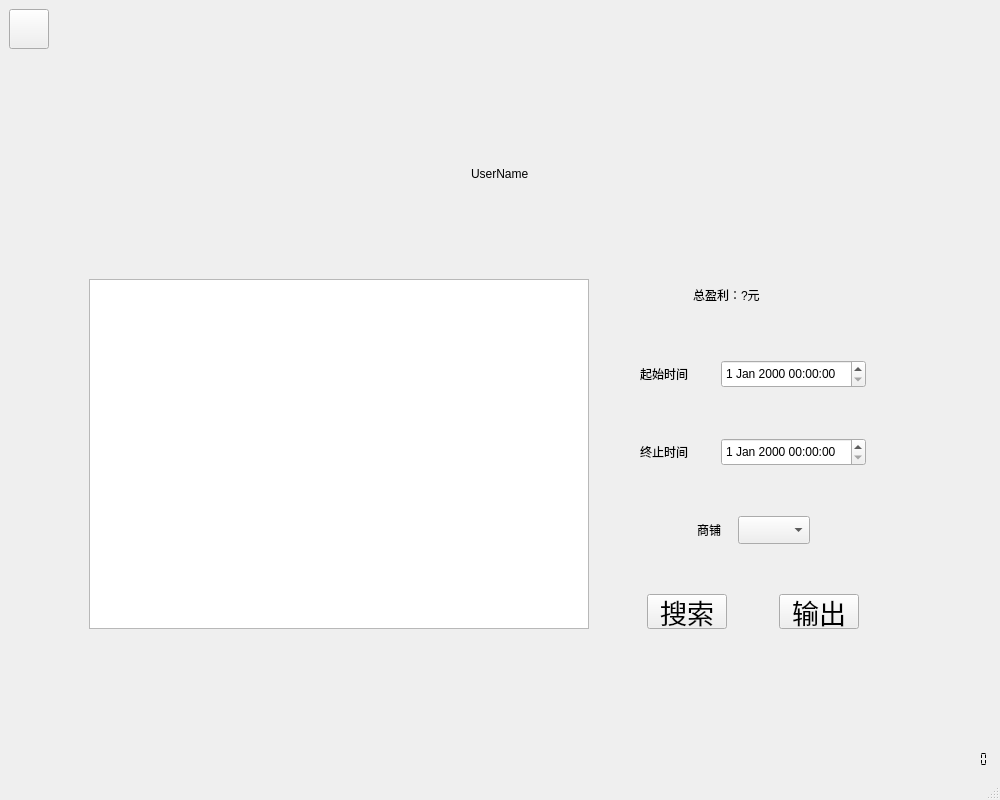
Before: the Qt Designer form placemainwindow.ui in liuweiky/CCIMS, drawn with Qt 5.
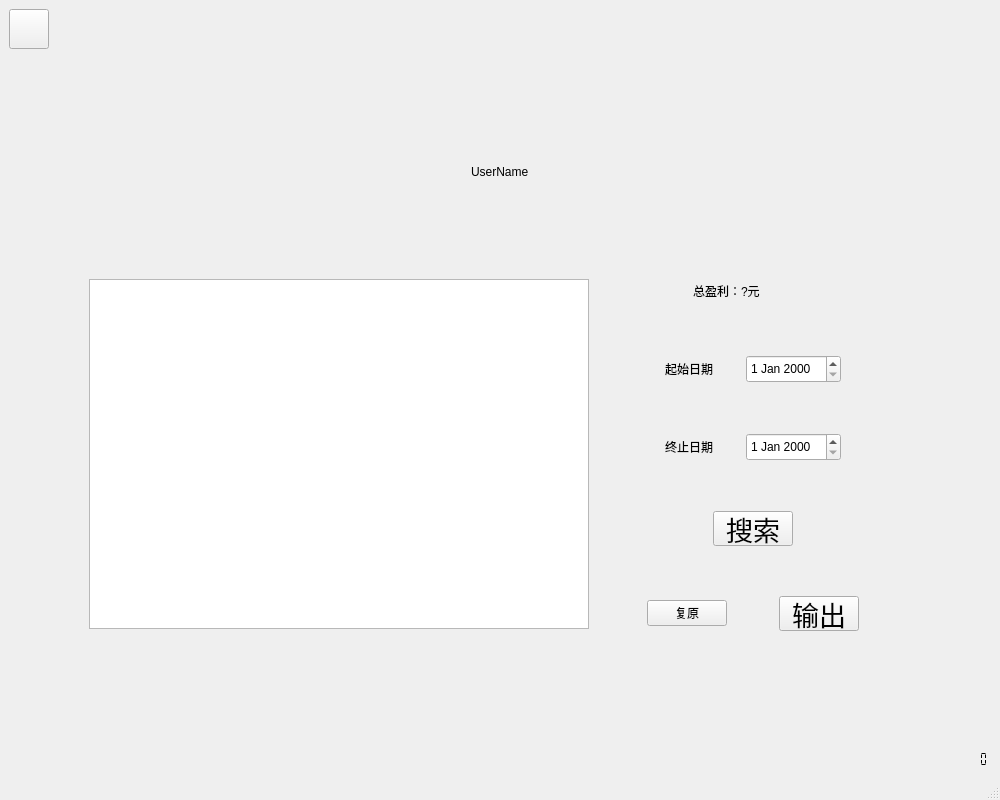
After: the same form once the commit is applied. Icons and pictures are not drawn.

```diff
--- a/placemainwindow.ui
+++ b/placemainwindow.ui
@@ -260,12 +260,12 @@
                <string notr="true">font: 20pt &quot;.SF NS Text&quot;;</string>
               </property>
               <property name="text">
-               <string>终止时间</string>
+               <string>终止日期</string>
               </property>
              </widget>
             </item>
             <item>
-             <widget class="QDateTimeEdit" name="FinishTime">
+             <widget class="QDateEdit" name="FinishDateEdit">
               <property name="minimumSize">
                <size>
                 <width>0</width>
@@ -322,12 +322,12 @@
                <string notr="true">font: 20pt &quot;.SF NS Text&quot;;</string>
               </property>
               <property name="text">
-               <string>起始时间</string>
+               <string>起始日期</string>
               </property>
              </widget>
             </item>
             <item>
-             <widget class="QDateTimeEdit" name="StartTime">
+             <widget class="QDateEdit" name="StartDateEdit">
               <property name="minimumSize">
                <size>
                 <width>0</width>
@@ -373,33 +373,9 @@
              </spacer>
             </item>
             <item>
-             <widget class="QPushButton" name="SearchButton">
-              <property name="minimumSize">
-               <size>
-                <width>0</width>
-                <height>35</height>
-               </size>
-              </property>
-              <property name="maximumSize">
-               <size>
-                <width>16777215</width>
-                <height>35</height>
-               </size>
-              </property>
-              <property name="font">
-               <font>
-                <family>.SF NS Text</family>
-                <pointsize>20</pointsize>
-                <weight>50</weight>
-                <italic>false</italic>
-                <bold>false</bold>
-               </font>
-              </property>
-              <property name="styleSheet">
-               <string notr="true">font: 20pt &quot;.SF NS Text&quot;;</string>
-              </property>
+             <widget class="QPushButton" name="ResetButton">
               <property name="text">
-               <string>搜索</string>
+               <string>复原</string>
               </property>
              </widget>
             </item>
@@ -478,35 +454,34 @@
              </spacer>
             </item>
             <item>
-             <widget class="QLabel" name="FinishLabel_2">
-              <property name="minimumSize">
-               <size>
-                <width>41</width>
-                <height>28</height>
-               </size>
-              </property>
-              <property name="styleSheet">
-               <string notr="true">font: 20pt &quot;.SF NS Text&quot;;</string>
-              </property>
-              <property name="text">
-               <string>商铺</string>
-              </property>
-             </widget>
-            </item>
-            <item>
-             <widget class="QComboBox" name="comboBox">
+             <widget class="QPushButton" name="FilterButton">
               <property name="minimumSize">
                <size>
                 <width>0</width>
-                <height>28</height>
+                <height>35</height>
                </size>
               </property>
               <property name="maximumSize">
                <size>
                 <width>16777215</width>
-                <height>28</height>
+                <height>35</height>
                </size>
               </property>
+              <property name="font">
+               <font>
+                <family>.SF NS Text</family>
+                <pointsize>20</pointsize>
+                <weight>50</weight>
+                <italic>false</italic>
+                <bold>false</bold>
+               </font>
+              </property>
+              <property name="styleSheet">
+               <string notr="true">font: 20pt &quot;.SF NS Text&quot;;</string>
+              </property>
+              <property name="text">
+               <string>搜索</string>
+              </property>
              </widget>
             </item>
             <item>
```
Left out of the diff: 8 changed lines with no effect on the pictures.
